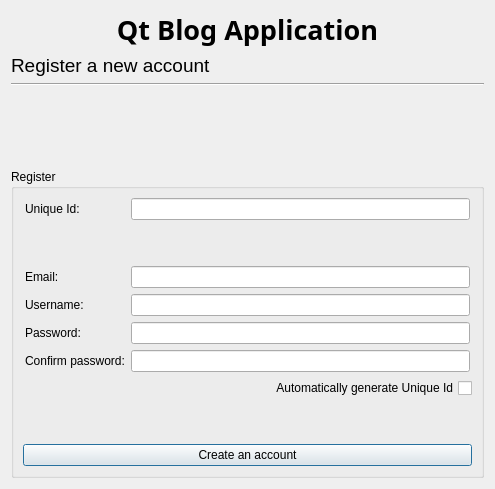
Before: the Qt Designer form registrationdialog.ui in Kliszek/Qt-Blog-Application, drawn with Qt 5.
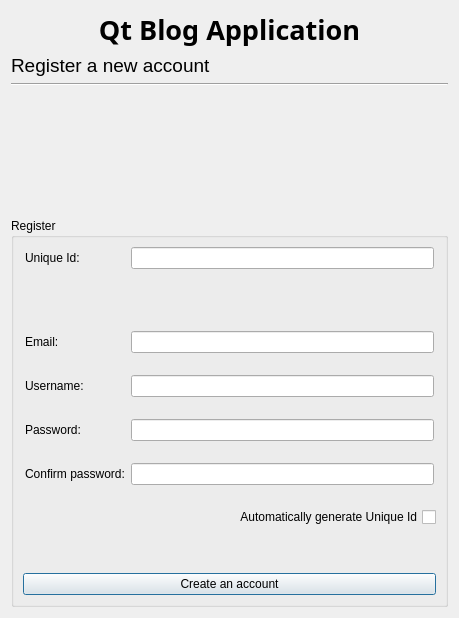
After: the same form once the commit is applied.

What changed in the file:
```diff
--- a/registrationdialog.ui
+++ b/registrationdialog.ui
@@ -6,8 +6,8 @@
    <rect>
     <x>0</x>
     <y>0</y>
-    <width>495</width>
-    <height>489</height>
+    <width>459</width>
+    <height>618</height>
    </rect>
   </property>
   <property name="windowTitle">
@@ -86,24 +86,10 @@
         <property name="rightMargin">
          <number>2</number>
         </property>
-        <item row="5" column="0">
-         <widget class="QLabel" name="label_6">
-          <property name="text">
-           <string>Confirm password:</string>
-          </property>
-         </widget>
-        </item>
-        <item row="2" column="0">
-         <widget class="QLabel" name="label_3">
-          <property name="text">
-           <string>Email:</string>
-          </property>
-         </widget>
-        </item>
-        <item row="0" column="0">
-         <widget class="QLabel" name="label_2">
-          <property name="text">
-           <string>Unique Id:</string>
+        <item row="7" column="1">
+         <widget class="QLineEdit" name="txtPassword">
+          <property name="echoMode">
+           <enum>QLineEdit::Password</enum>
           </property>
          </widget>
         </item>
@@ -114,41 +100,88 @@
           </property>
          </widget>
         </item>
-        <item row="5" column="1">
-         <widget class="QLineEdit" name="txtPassword_2">
-          <property name="echoMode">
-           <enum>QLineEdit::Password</enum>
+        <item row="0" column="0">
+         <widget class="QLabel" name="label_2">
+          <property name="text">
+           <string>Unique Id:</string>
           </property>
          </widget>
         </item>
-        <item row="3" column="1">
-         <widget class="QLineEdit" name="txtUsername"/>
-        </item>
-        <item row="4" column="0">
+        <item row="7" column="0">
          <widget class="QLabel" name="label_5">
           <property name="text">
            <string>Password:</string>
           </property>
          </widget>
         </item>
-        <item row="4" column="1">
-         <widget class="QLineEdit" name="txtPassword">
+        <item row="6" column="1">
+         <widget class="QLabel" name="txtUsernameErr">
+          <property name="font">
+           <font>
+            <pointsize>7</pointsize>
+           </font>
+          </property>
+          <property name="styleSheet">
+           <string notr="true">color: red</string>
+          </property>
+          <property name="frameShape">
+           <enum>QFrame::NoFrame</enum>
+          </property>
+          <property name="text">
+           <string/>
+          </property>
+         </widget>
+        </item>
+        <item row="5" column="1">
+         <widget class="QLineEdit" name="txtUsername"/>
+        </item>
+        <item row="9" column="1">
+         <widget class="QLineEdit" name="txtPassword_2">
           <property name="echoMode">
            <enum>QLineEdit::Password</enum>
           </property>
          </widget>
         </item>
-        <item row="3" column="0">
+        <item row="5" column="0">
          <widget class="QLabel" name="label_4">
           <property name="text">
            <string>Username:</string>
           </property>
          </widget>
         </item>
+        <item row="3" column="0">
+         <widget class="QLabel" name="label_3">
+          <property name="text">
+           <string>Email:</string>
+          </property>
+         </widget>
+        </item>
+        <item row="9" column="0">
+         <widget class="QLabel" name="label_6">
+          <property name="text">
+           <string>Confirm password:</string>
+          </property>
+         </widget>
+        </item>
+        <item row="10" column="1">
+         <widget class="QLabel" name="txtPassword_2Err">
+          <property name="font">
+           <font>
+            <pointsize>7</pointsize>
+           </font>
+          </property>
+          <property name="styleSheet">
+           <string notr="true">color: red</string>
+          </property>
+          <property name="frameShape">
+           <enum>QFrame::NoFrame</enum>
+          </property>
+          <property name="text">
+           <string/>
+          </property>
+         </widget>
+        </item>
         <item row="2" column="1">
-         <widget class="QLineEdit" name="txtEmail"/>
-        </item>
-        <item row="1" column="1">
          <spacer name="verticalSpacer_3">
           <property name="orientation">
            <enum>Qt::Vertical</enum>
@@ -161,6 +194,153 @@
           </property>
          </spacer>
         </item>
+        <item row="1" column="1">
+         <widget class="QLabel" name="txtIdErr">
+          <property name="font">
+           <font>
+            <pointsize>7</pointsize>
+           </font>
+          </property>
+          <property name="styleSheet">
+           <string notr="true">color: red</string>
+          </property>
+          <property name="frameShape">
+           <enum>QFrame::NoFrame</enum>
+          </property>
+          <property name="text">
+           <string/>
+          </property>
+         </widget>
+        </item>
+        <item row="8" column="1">
+         <widget class="QLabel" name="txtPasswordErr">
+          <property name="font">
+           <font>
+            <pointsize>7</pointsize>
+           </font>
+          </property>
+          <property name="styleSheet">
+           <string notr="true">color: red</string>
+          </property>
+          <property name="frameShape">
+           <enum>QFrame::NoFrame</enum>
+          </property>
+          <property name="text">
+           <string/>
+          </property>
+         </widget>
+        </item>
+        <item row="4" column="1">
+         <widget class="QLabel" name="txtEmailErr">
+          <property name="font">
+           <font>
+            <pointsize>7</pointsize>
+           </font>
+          </property>
+          <property name="styleSheet">
+           <string notr="true">color: red</string>
+          </property>
+          <property name="frameShape">
+           <enum>QFrame::NoFrame</enum>
+          </property>
+          <property name="text">
+           <string/>
+          </property>
+         </widget>
+        </item>
+        <item row="3" column="1">
+         <widget class="QLineEdit" name="txtEmail"/>
+        </item>
+        <item row="1" column="0">
+         <widget class="QLabel" name="label_8">
+          <property name="font">
+           <font>
+            <pointsize>7</pointsize>
+           </font>
+          </property>
+          <property name="styleSheet">
+           <string notr="true">color: red</string>
+          </property>
+          <property name="frameShape">
+           <enum>QFrame::NoFrame</enum>
+          </property>
+          <property name="text">
+           <string/>
+          </property>
+         </widget>
+        </item>
+        <item row="4" column="0">
+         <widget class="QLabel" name="label_9">
+          <property name="font">
+           <font>
+            <pointsize>7</pointsize>
+           </font>
+          </property>
+          <property name="styleSheet">
+           <string notr="true">color: red</string>
+          </property>
+          <property name="frameShape">
+           <enum>QFrame::NoFrame</enum>
+          </property>
+          <property name="text">
+           <string/>
+          </property>
+         </widget>
+        </item>
+        <item row="6" column="0">
+         <widget class="QLabel" name="label_10">
+          <property name="font">
+           <font>
+            <pointsize>7</pointsize>
+           </font>
+          </property>
+          <property name="styleSheet">
+           <string notr="true">color: red</string>
+          </property>
+          <property name="frameShape">
+           <enum>QFrame::NoFrame</enum>
+          </property>
+          <property name="text">
+           <string/>
+          </property>
+         </widget>
+        </item>
+        <item row="8" column="0">
+         <widget class="QLabel" name="label_11">
+          <property name="font">
+           <font>
+            <pointsize>7</pointsize>
+           </font>
+          </property>
+          <property name="styleSheet">
+           <string notr="true">color: red</string>
+          </property>
+          <property name="frameShape">
+           <enum>QFrame::NoFrame</enum>
+          </property>
+          <property name="text">
+           <string/>
+          </property>
+         </widget>
+        </item>
+        <item row="10" column="0">
+         <widget class="QLabel" name="label_12">
+          <property name="font">
+           <font>
+            <pointsize>7</pointsize>
+           </font>
+          </property>
+          <property name="styleSheet">
+           <string notr="true">color: red</string>
+          </property>
+          <property name="frameShape">
+           <enum>QFrame::NoFrame</enum>
+          </property>
+          <property name="text">
+           <string/>
+          </property>
+         </widget>
+        </item>
        </layout>
       </item>
       <item>
```
